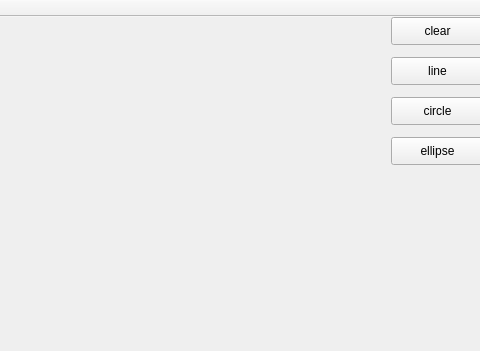
This is mainwindow.ui in JiaweiLing/CGLab as Qt 5 draws it before an edit; both pictures show x 339 to 819 and y 0 to 351 of the 819 by 497 pixel window. The edited form follows.
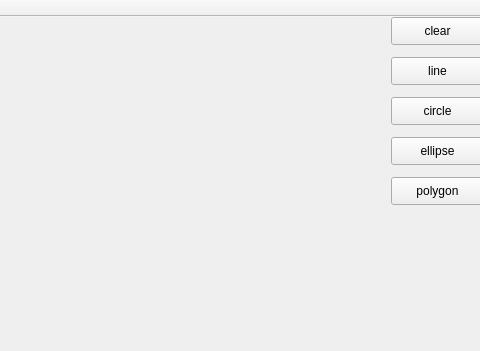
This is the edited form.

Commit message: can draw polygon

The edit to the form file:
```diff
--- a/mainwindow.ui
+++ b/mainwindow.ui
@@ -66,6 +66,19 @@
      <string>ellipse</string>
     </property>
    </widget>
+   <widget class="QPushButton" name="pushButton_5">
+    <property name="geometry">
+     <rect>
+      <x>730</x>
+      <y>160</y>
+      <width>93</width>
+      <height>28</height>
+     </rect>
+    </property>
+    <property name="text">
+     <string>polygon</string>
+    </property>
+   </widget>
   </widget>
   <widget class="QMenuBar" name="menuBar">
    <property name="geometry">
```
The commit also changes 11 other files.
